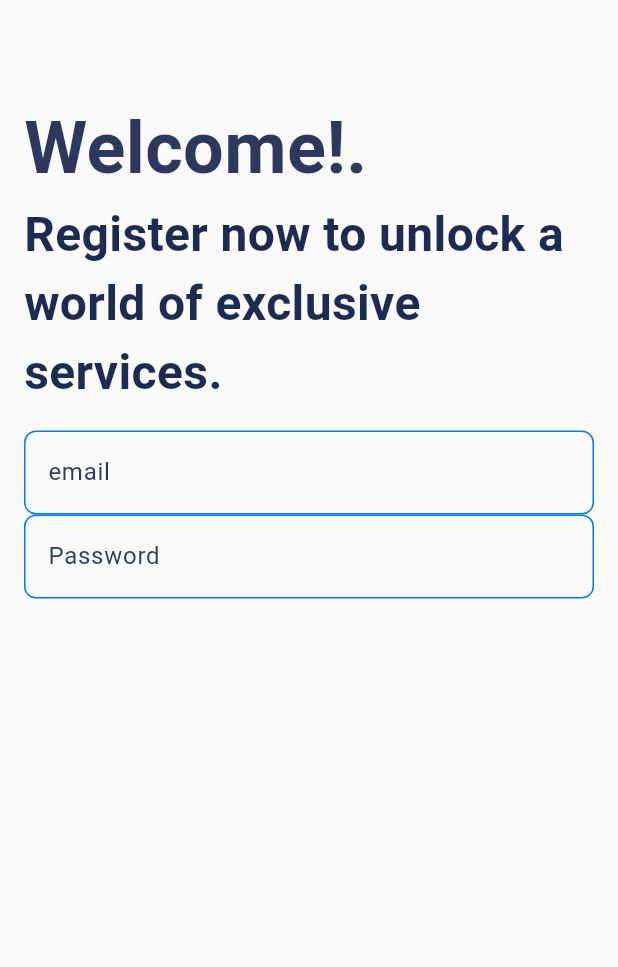
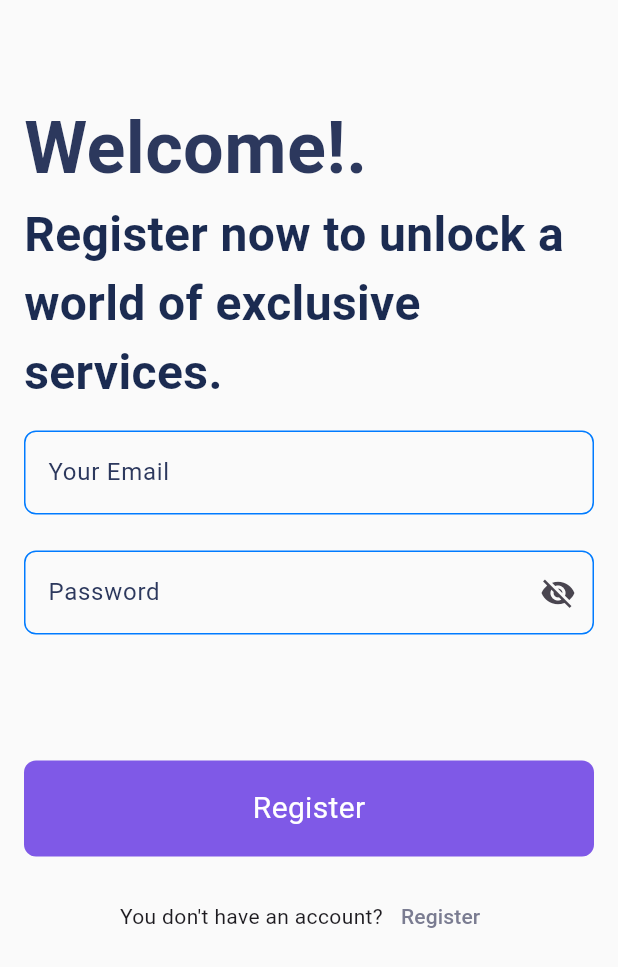
Before and after one commit to Mohamed-Husien/register_form, a Flutter app: the screen it shows after launch, on a phone screen of 412 x 824 dp. Shown: the top 967 px of the screen. Run offline on Flutter 3.47's test engine with Material 3 defaults, Android fonts, the phone set to English and light mode, and no system bars; our stand-ins replace bloc, firebase_auth, firebase_core; accounts and stored records are empty.

Commit message:
create register part and add custom text button

```diff
--- /dev/null
+++ b/lib/views/widgets/cutom_text_buttom.dart
@@ -0,0 +1,25 @@
+import 'package:flutter/material.dart';
+
+class CustomTextButton extends StatelessWidget {
+  const CustomTextButton({
+    super.key,
+    required this.text,
+    this.onPressed,
+    this.fontSize = 16,
+  });
+  final void Function()? onPressed;
+  final String text;
+  final double fontSize;
+
+  @override
+  Widget build(BuildContext context) {
+    return TextButton(
+        onPressed: onPressed,
+        child: Text(
+          text,
+          style: const TextStyle(
+            color: Color(0xff7A7C91),
+          ),
+        ));
+  }
+}
--- a/lib/views/widgets/register_body.dart
+++ b/lib/views/widgets/register_body.dart
@@ -1,6 +1,7 @@
 import 'package:flutter/material.dart';
 import 'package:register_app/views/widgets/custom_text_form_field.dart';
 import 'package:register_app/views/widgets/header_text.dart';
+import 'package:register_app/views/widgets/register_part.dart';
 
 class RegisterBody extends StatelessWidget {
   const RegisterBody({super.key});
@@ -22,8 +23,7 @@ class RegisterBody extends StatelessWidget {
             SizedBox(
               height: 16,
             ),
-            CustomTextFormField(hint: "email"),
-            CustomTextFormField(hint: "Password"),
+            RegisterPart()
           ],
         ),
       ),
--- /dev/null
+++ b/lib/views/widgets/register_part.dart
@@ -0,0 +1,109 @@
+import 'package:flutter/material.dart';
+import 'package:register_app/helpers/validate_email.dart';
+import 'package:register_app/helpers/validate_password.dart';
+import 'package:register_app/views/widgets/custom_button.dart';
+import 'package:register_app/views/widgets/custom_text_form_field.dart';
+import 'package:register_app/views/widgets/cutom_text_buttom.dart';
+
+class RegisterPart extends StatefulWidget {
+  const RegisterPart({super.key});
+
+  @override
+  State<RegisterPart> createState() => _RegisterPartState();
+}
+
+class _RegisterPartState extends State<RegisterPart> {
+  bool isSecurePassword = true;
+  final GlobalKey<FormState> formKey = GlobalKey();
+  AutovalidateMode autovalidateMode = AutovalidateMode.disabled;
+  String? password, email;
+  @override
+  Widget build(BuildContext context) {
+    return Padding(
+      padding: EdgeInsets.only(
+        bottom: MediaQuery.of(context).viewInsets.bottom,
+      ),
+      child: Form(
+        key: formKey,
+        child: Column(
+          crossAxisAlignment: CrossAxisAlignment.start,
+          children: [
+            CustomTextFormField(
+              onChanged: (value) {
+                email = value;
+              },
+              validator: (value) => validateEmail(value),
+              hint: 'Your Email',
+            ),
+            const SizedBox(height: 24),
+            //---------------------------------------------
+
+            CustomTextFormField(
+              onChanged: (value) {
+                password = value;
+              },
+              validator: (value) => validatePassword2(value),
+              obscureText: isSecurePassword,
+              suffixIcon: toggalePassword(),
+              hint: 'Password',
+            ),
+            //--------------------------------------------
+            const SizedBox(height: 84),
+            CustomButton(
+              width: double.infinity,
+              onTap: () {
+                if (formKey.currentState!.validate()) {
+                  formKey.currentState!.save();
+                  // BlocProvider.of<SignInCubit>(context)
+                  //     .loginUser(email: email!, password: password!);
+                } else {
+                  autovalidateMode = AutovalidateMode.always;
+                }
+              },
+            ),
+            //-------------------------------------------------
+            const SizedBox(height: 16),
+            Row(
+              mainAxisAlignment: MainAxisAlignment.center,
+              children: [
+                const Text("You don't have an account?"),
+                CustomTextButton(
+                  onPressed: () {
+                    // Navigator.push(
+                    //   context,
+                    //   (MaterialPageRoute(
+                    //     builder: (context) {
+                    //       return const ResgisterView();
+                    //     },
+                    //   )),
+                    // );
+                  },
+                  text: "Register",
+                ),
+                const SizedBox(
+                  height: 8,
+                )
+              ],
+            ),
+          ],
+        ),
+      ),
+    );
+  }
+
+  Widget toggalePassword() {
+    return IconButton(
+      onPressed: () {
+        setState(() {
+          isSecurePassword = !isSecurePassword;
+        });
+      },
+      icon: isSecurePassword
+          ? const Icon(Icons.visibility_off)
+          : const Icon(
+              Icons.visibility,
+              color: Colors.grey,
+            ),
+    );
+  }
+}
```
Also changed, not shown: lib/cubits/cubit/register_cubit_cubit.dart (+22 -0 lines), lib/cubits/cubit/register_cubit_state.dart (+7 -3 lines), pubspec.yaml (+1 -6 lines), pubspec.lock, 3 other files.
